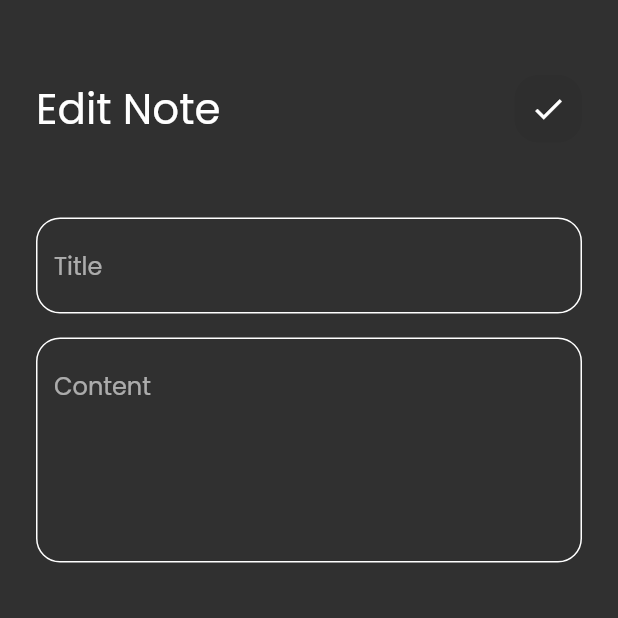
After one commit to ayaessam138/note-app, a Flutter app: the screen it shows after launch, after a tap on "Flutter Tips", on a phone screen of 412 x 824 dp, the top half of it. The commit adds this screen. Run offline on Flutter 3.47's test engine with Material 2 defaults, Android fonts, the phone set to English and light mode, and no system bars; our stand-ins replace hive, hive_flutter; accounts and stored records are empty.

Commit message:
finsh ui and hive package

```diff
--- /dev/null
+++ b/lib/view/edinote_view.dart
@@ -0,0 +1,11 @@
+import 'package:flutter/material.dart';
+import 'package:notes/weidgets/editview/editnoteviewbody.dart';
+
+class editnoteview extends StatelessWidget {
+  const editnoteview({super.key});
+
+  @override
+  Widget build(BuildContext context) {
+    return Scaffold(body: editnoteviewbody());
+  }
+}
--- /dev/null
+++ b/lib/weidgets/editview/editnoteviewbody.dart
@@ -0,0 +1,34 @@
+import 'package:flutter/material.dart';
+import 'package:notes/weidgets/mainAndAddview/cusstomappbar.dart';
+import 'package:notes/weidgets/mainAndAddview/cusstomtextfield.dart';
+
+class editnoteviewbody extends StatelessWidget {
+  @override
+  Widget build(BuildContext context) {
+    return Padding(
+      padding: const EdgeInsets.symmetric(horizontal: 24),
+      child: Column(
+        children: [
+          const SizedBox(
+            height: 50,
+          ),
+          Custoumappbar(
+            title: 'Edit Note',
+            icon: Icons.check,
+          ),
+          SizedBox(
+            height: 50,
+          ),
+          custtomtextfield(hint: 'Title'),
+          SizedBox(
+            height: 16,
+          ),
+          custtomtextfield(
+            hint: 'Content',
+            maxlines: 5,
+          )
+        ],
+      ),
+    );
+  }
+}
--- a/lib/weidgets/cusstomappbar.dart
+++ b/lib/weidgets/mainAndAddview/cusstomappbar.dart
@@ -1,17 +1,25 @@
 import 'package:flutter/material.dart';
-import 'package:notes/weidgets/cusstomsearchicon.dart';
+import 'package:notes/weidgets/mainAndAddview/cusstomsearchicon.dart';
 
 class Custoumappbar extends StatelessWidget {
+  Custoumappbar({
+    required this.title,
+    required this.icon,
+  });
+  final String title;
+  final IconData icon;
   @override
   Widget build(BuildContext context) {
     return Row(
       children: [
         Text(
-          'Notes',
+          title,
           style: TextStyle(fontSize: 28),
         ),
         Spacer(),
-        cusstomsearchicon()
+        cusstomsearchicon(
+          icon: icon,
+        )
       ],
     );
   }
--- a/lib/weidgets/cusstomsearchicon.dart
+++ b/lib/weidgets/mainAndAddview/cusstomsearchicon.dart
@@ -1,16 +1,18 @@
 import 'package:flutter/material.dart';
 
 class cusstomsearchicon extends StatelessWidget {
+  const cusstomsearchicon({super.key, required this.icon});
+  final IconData icon;
   @override
   Widget build(BuildContext context) {
     return Container(
       height: 45,
       width: 45,
       decoration: BoxDecoration(
-          color: Colors.white.withOpacity(0.05),
+          color: Colors.black.withOpacity(0.05),
           borderRadius: BorderRadius.circular(16)),
       child: Center(
-        child: Icon(Icons.search),
+        child: Icon(icon),
       ),
     );
   }
--- a/lib/weidgets/custtombutton.dart
+++ b/lib/weidgets/mainAndAddview/custtombutton.dart
@@ -1,6 +1,6 @@
 import 'package:flutter/material.dart';
 
-import '../constants.dart';
+import '../../constants.dart';
 
 class custtombutton extends StatelessWidget {
   @override
--- /dev/null
+++ b/lib/weidgets/mainAndAddview/notesitem.dart
@@ -0,0 +1,52 @@
+import 'package:flutter/material.dart';
+import 'package:notes/view/edinote_view.dart';
+
+class notesitem extends StatelessWidget {
+  @override
+  Widget build(BuildContext context) {
+    return GestureDetector(
+      onTap: () {
+        Navigator.push(context, MaterialPageRoute(builder: (context) {
+          return editnoteview();
+        }));
+      },
+      child: Container(
+        padding: EdgeInsets.only(top: 24, bottom: 24, left: 16),
+        decoration: BoxDecoration(
+            color: Color.fromARGB(255, 218, 172, 103),
+            borderRadius: BorderRadius.circular(16)),
+        child: Column(
+          crossAxisAlignment: CrossAxisAlignment.end,
+          children: [
+            ListTile(
+              title: Text(
+                'Flutter Tips',
+                style: TextStyle(color: Colors.black, fontSize: 26),
+              ),
+              subtitle: Padding(
+                padding: const EdgeInsets.only(top: 16, bottom: 16),
+                child: Text(
+                  'Build you career with tharwat samy',
+                  style: TextStyle(
+                      color: Colors.black.withOpacity(.5), fontSize: 18),
+                ),
+              ),
+              trailing: IconButton(
+                icon: Icon(
+                  Icons.delete,
+                  size: 24,
+                ),
+                onPressed: () {},
+              ),
+            ),
+            Padding(
+              padding: const EdgeInsets.only(right: 24),
+              child: Text('May,12/2021',
+                  style: TextStyle(color: Colors.black.withOpacity(.5))),
+            )
+          ],
+        ),
+      ),
+    );
+  }
+}
--- a/lib/weidgets/noteslistview.dart
+++ b/lib/weidgets/mainAndAddview/noteslistview.dart
@@ -1,5 +1,5 @@
 import 'package:flutter/material.dart';
-import 'package:notes/weidgets/notesitem.dart';
+import 'package:notes/weidgets/mainAndAddview/notesitem.dart';
 
 class noteslistview extends StatelessWidget {
   @override
--- a/lib/weidgets/notesviewbody.dart
+++ b/lib/weidgets/mainAndAddview/notesviewbody.dart
@@ -1,6 +1,6 @@
 import 'package:flutter/material.dart';
-import 'package:notes/weidgets/cusstomappbar.dart';
-import 'package:notes/weidgets/noteslistview.dart';
+import 'package:notes/weidgets/mainAndAddview/cusstomappbar.dart';
+import 'package:notes/weidgets/mainAndAddview/noteslistview.dart';
 
 class notesviewbody extends StatelessWidget {
   const notesviewbody({
@@ -16,7 +16,10 @@ class notesviewbody extends StatelessWidget {
           SizedBox(
             height: 50,
           ),
-          Custoumappbar(),
+          Custoumappbar(
+            title: 'Notes',
+            icon: Icons.search,
+          ),
           Expanded(child: noteslistview())
         ],
       ),
```
Also changed, not shown: lib/view/notes_view.dart (+5 -5 lines), lib/weidgets/mainAndAddview/addnotebottomsheet.dart (renamed from lib/weidgets/addnotebottomsheet.dart, +5 -5 lines), lib/weidgets/notesitem.dart (deleted, +0 -44 lines), pubspec.yaml (+9 -22 lines), lib/models/addnote.g.dart (added), lib/weidgets/mainAndAddview/cusstomtextfield.dart (renamed from lib/weidgets/cusstomtextfield.dart), pubspec.lock, 1 other file.
